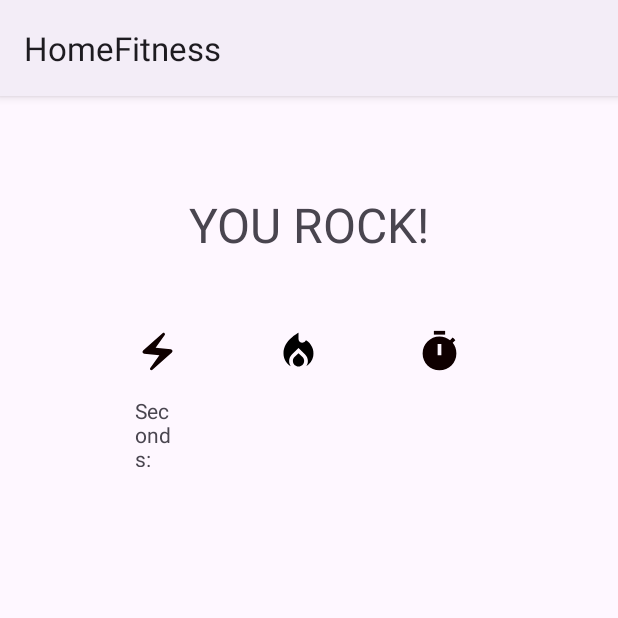
After one commit to khang3999/AppFitness, an Android app: the ResultExerciseActivity screen opened directly, with no data from a screen before it, on a phone screen of 412 x 824 dp, the top half of it. The commit adds this screen. Run offline under Robolectric (Android 15) with nearby library versions, the phone set to English and light mode, and no system bars.

Commit message:
start_exercise future

```diff
--- a/app/src/main/java/com/example/homefitness/activities/AppDrawerActivity.java
+++ b/app/src/main/java/com/example/homefitness/activities/AppDrawerActivity.java
@@ -207,7 +207,7 @@ public class AppDrawerActivity extends AppCompatActivity  implements NavigationV
     @Override
     public boolean onNavigationItemSelected(@NonNull MenuItem item) {
         if (item.getItemId() == R.id.menuSave){
-            Log.d("test", "Save");
+//            Log.d("test", "Save");
             drawerLayout.closeDrawer(GravityCompat.START);
         }
         return true;
--- /dev/null
+++ b/app/src/main/java/com/example/homefitness/activities/ResultExerciseActivity.java
@@ -0,0 +1,16 @@
+package com.example.homefitness.activities;
+
+import androidx.appcompat.app.AppCompatActivity;
+
+import android.os.Bundle;
+
+import com.example.homefitness.R;
+
+public class ResultExerciseActivity extends AppCompatActivity {
+
+    @Override
+    protected void onCreate(Bundle savedInstanceState) {
+        super.onCreate(savedInstanceState);
+        setContentView(R.layout.result_exercise_layout);
+    }
+}
--- a/app/src/main/java/com/example/homefitness/activities/WelcomeActivity.java
+++ b/app/src/main/java/com/example/homefitness/activities/WelcomeActivity.java
@@ -26,8 +26,8 @@ public class WelcomeActivity extends AppCompatActivity {
         setContentView(R.layout.welcome_layout);
 
         myDatabase = new MyDatabase(WelcomeActivity.this);
-        //Account a = new Account("Khang","Male", 165, 80, "aaa", "b,b", "ch");
-        //myDatabase.createAccount(a);
+        Account a = new Account("Khang","Male", 165, 80, "aaa", "b,b", "ch");
+        myDatabase.createAccount(a);
 
 
         if(myDatabase.getAccount().size() != 0){
--- /dev/null
+++ b/app/src/main/res/drawable/baseline_electric_bolt_24.xml
@@ -0,0 +1,5 @@
+<vector android:height="24dp" android:tint="#0F0000"
+    android:viewportHeight="24" android:viewportWidth="24"
+    android:width="24dp" xmlns:android="http://schemas.android.com/apk/res/android">
+    <path android:fillColor="@android:color/white" android:pathData="M14.69,2.21L4.33,11.49c-0.64,0.58 -0.28,1.65 0.58,1.73L13,14l-4.85,6.76c-0.22,0.31 -0.19,0.74 0.08,1.01h0c0.3,0.3 0.77,0.31 1.08,0.02l10.36,-9.28c0.64,-0.58 0.28,-1.65 -0.58,-1.73L11,10l4.85,-6.76c0.22,-0.31 0.19,-0.74 -0.08,-1.01l0,0C15.47,1.93 15,1.92 14.69,2.21z"/>
+</vector>
--- /dev/null
+++ b/app/src/main/res/drawable/baseline_local_fire_department_24.xml
@@ -0,0 +1,6 @@
+<vector android:height="24dp" android:tint="#F000"
+    android:viewportHeight="24" android:viewportWidth="24"
+    android:width="24dp" xmlns:android="http://schemas.android.com/apk/res/android">
+    <path android:fillColor="@android:color/white" android:pathData="M12,12.9l-2.13,2.09C9.31,15.55 9,16.28 9,17.06C9,18.68 10.35,20 12,20s3,-1.32 3,-2.94c0,-0.78 -0.31,-1.52 -0.87,-2.07L12,12.9z"/>
+    <path android:fillColor="@android:color/white" android:pathData="M16,6l-0.44,0.55C14.38,8.02 12,7.19 12,5.3V2c0,0 -8,4 -8,11c0,2.92 1.56,5.47 3.89,6.86C7.33,19.07 7,18.1 7,17.06c0,-1.32 0.52,-2.56 1.47,-3.5L12,10.1l3.53,3.47c0.95,0.93 1.47,2.17 1.47,3.5c0,1.02 -0.31,1.96 -0.85,2.75c1.89,-1.15 3.29,-3.06 3.71,-5.3C20.52,10.97 18.79,7.62 16,6z"/>
+</vector>
--- /dev/null
+++ b/app/src/main/res/drawable/baseline_timer_24.xml
@@ -0,0 +1,6 @@
+<vector android:height="24dp" android:tint="#0F0000"
+    android:viewportHeight="24" android:viewportWidth="24"
+    android:width="24dp" xmlns:android="http://schemas.android.com/apk/res/android">
+    <path android:fillColor="@android:color/white" android:pathData="M9,1h6v2h-6z"/>
+    <path android:fillColor="@android:color/white" android:pathData="M19.03,7.39l1.42,-1.42c-0.43,-0.51 -0.9,-0.99 -1.41,-1.41l-1.42,1.42C16.07,4.74 14.12,4 12,4c-4.97,0 -9,4.03 -9,9c0,4.97 4.02,9 9,9s9,-4.03 9,-9C21,10.88 20.26,8.93 19.03,7.39zM13,14h-2V8h2V14z"/>
+</vector>
--- a/app/src/main/res/layout/list_exercise_layout.xml
+++ b/app/src/main/res/layout/list_exercise_layout.xml
@@ -37,7 +37,7 @@
         <TextView
             android:layout_width="wrap_content"
             android:layout_height="wrap_content"
-            android:text="@string/minutes"
+            android:text="@string/seconds"
             android:textSize="@dimen/_16dp"
             android:layout_marginStart="@dimen/_32dp"></TextView>
         <TextView
--- /dev/null
+++ b/app/src/main/res/layout/result_exercise_layout.xml
@@ -0,0 +1,61 @@
+<?xml version="1.0" encoding="utf-8"?>
+<LinearLayout xmlns:android="http://schemas.android.com/apk/res/android"
+    xmlns:app="http://schemas.android.com/apk/res-auto"
+    xmlns:tools="http://schemas.android.com/tools"
+    android:layout_width="match_parent"
+    android:layout_height="match_parent"
+    android:orientation="vertical"
+    tools:context=".activities.ResultExerciseActivity">
+
+    <TextView
+        android:layout_width="match_parent"
+        android:layout_height="53dp"
+        android:layout_marginTop="@dimen/_64dp"
+        android:layout_weight="0.5"
+        android:text="YOU ROCK!"
+        android:textAlignment="center"
+        android:textSize="@dimen/_32dp" />
+        <LinearLayout
+            android:layout_width="match_parent"
+            android:layout_height="0dp"
+            android:layout_weight="1"
+            android:orientation="horizontal">
+            <ImageView
+                android:layout_width="30dp"
+                android:layout_height="51dp"
+                android:src="@drawable/baseline_electric_bolt_24"
+                android:layout_marginLeft="@dimen/_90dp"
+                android:layout_marginRight="@dimen/_64dp"></ImageView>
+            <ImageView
+                android:layout_width="30dp"
+                android:layout_height="51dp"
+                android:src="@drawable/baseline_local_fire_department_24"
+                android:layout_marginRight="@dimen/_64dp"></ImageView>
+            <ImageView
+                android:layout_width="30dp"
+                android:layout_height="51dp"
+                android:src="@drawable/baseline_timer_24"></ImageView>
+        </LinearLayout>
+    <LinearLayout
+        android:layout_width="match_parent"
+        android:layout_height="0dp"
+        android:layout_weight="10"
+        android:orientation="horizontal">
+
+        <TextView
+            android:layout_width="28dp"
+            android:layout_height="47dp"
+            android:layout_marginLeft="@dimen/_90dp"
+            android:layout_marginRight="@dimen/_64dp"
+            android:text="@string/seconds"></TextView>
+        <TextView
+            android:layout_width="30dp"
+            android:layout_height="51dp"
+            android:src="@drawable/baseline_local_fire_department_24"
+            android:layout_marginRight="@dimen/_64dp"></TextView>
+        <TextView
+            android:layout_width="30dp"
+            android:layout_height="51dp"
+            android:src="@drawable/baseline_timer_24"></TextView>
+    </LinearLayout>
+</LinearLayout>
--- a/app/src/main/res/values/dimens.xml
+++ b/app/src/main/res/values/dimens.xml
@@ -10,4 +10,6 @@
     <dimen name="_8dp">8dp</dimen>
     <dimen name="img_w">120dp</dimen>
     <dimen name="fs_20">20sp</dimen>
+    <dimen name="_64dp">64dp</dimen>
+    <dimen name="_90dp">90dp</dimen>
 </resources>
--- a/app/src/main/res/values/strings.xml
+++ b/app/src/main/res/values/strings.xml
@@ -28,9 +28,10 @@
     <string name="add_favorite_list">Add favorite</string>
     <string name="category_name">Category Name</string>
     <string name="workouts">Workouts:</string>
-    <string name="minutes">Minutes:</string>
+    <string name="seconds">Seconds:</string>
     <string name="desc">descdescdescdescdescdescdescdescdescdescdescdescdesc</string>
     <string name="start">Start</string>
 
     <string name="favorite_exercise">Favorite</string>
+    <string name="go">"GO!"</string>
 </resources>
```
Also changed, not shown: app/src/main/AndroidManifest.xml (+13 -4 lines), app/src/main/java/com/example/homefitness/activities/ListExerciseActivity.java (+16 -21 lines), app/src/main/java/com/example/homefitness/activities/StartExerciseActivity.java (added, +101 -0 lines), app/src/main/res/layout/start_exercise_layout.xml (added, +37 -0 lines), app/src/main/res/drawable/gif_rest_5.gif (added).
